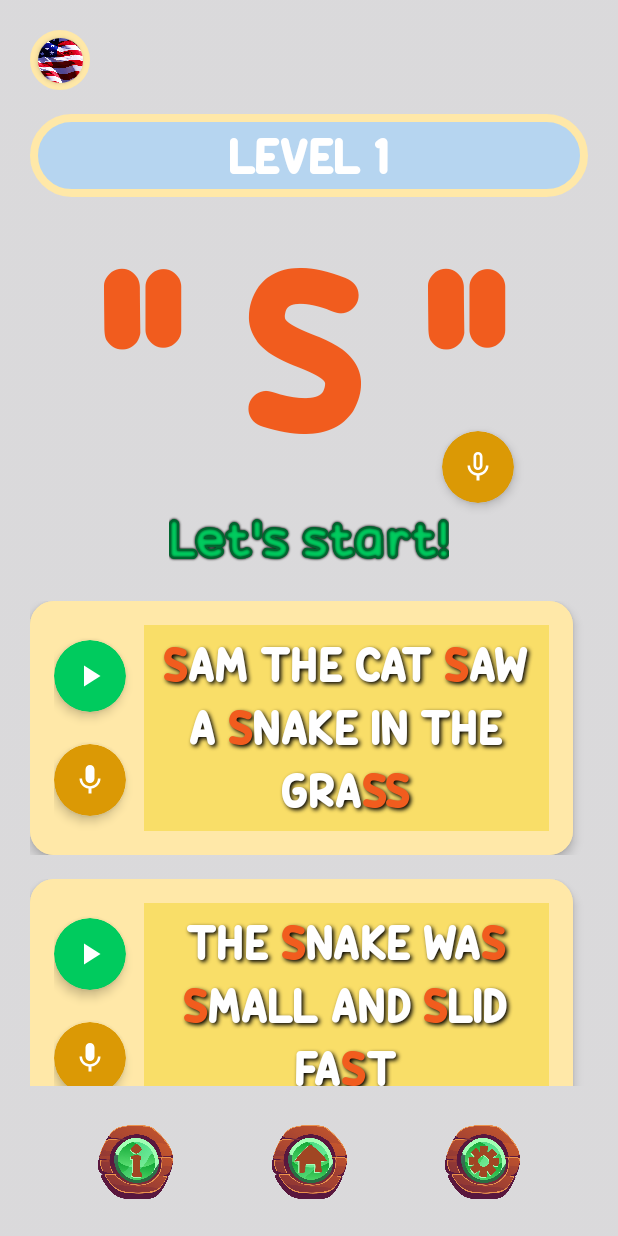
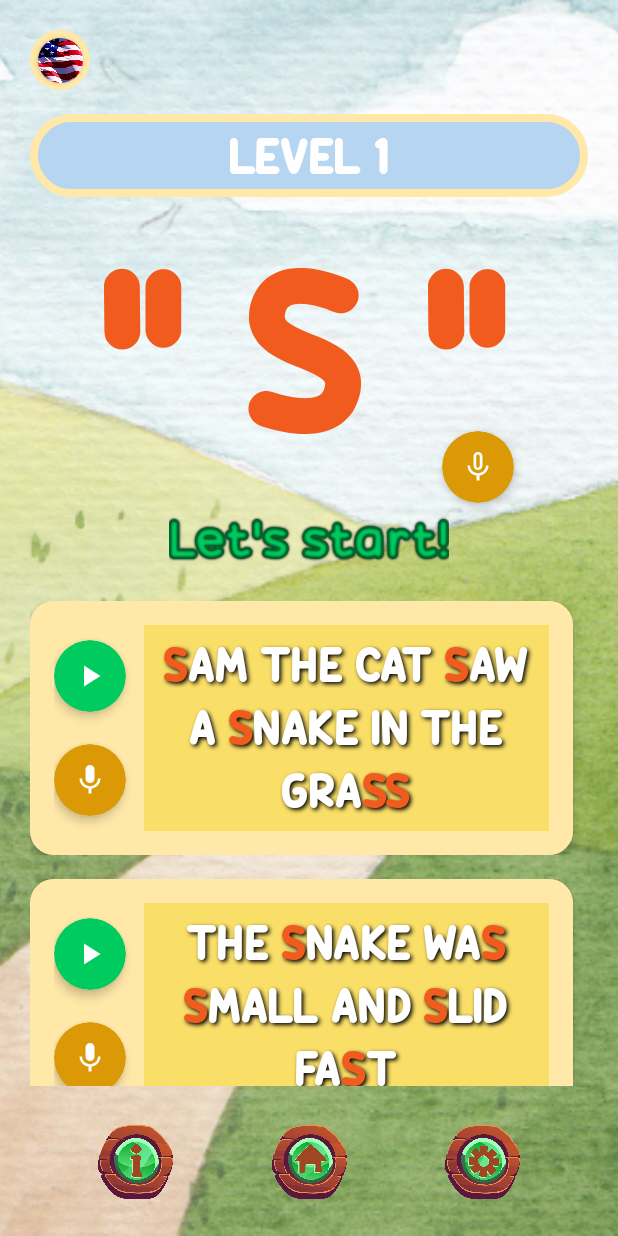
Before and after one commit to mmonm17/tttalk, an Android app: the PhonemeEnglishActivity screen opened directly, with no data from a screen before it, on a phone screen of 412 x 824 dp. Run offline under Robolectric (Android 15) with nearby library versions, the phone set to English and light mode, and no system bars.

Commit message:
added the other bg images (might fix latr)

```diff
--- a/app/src/main/res/layout/activity_phoneme_english.xml
+++ b/app/src/main/res/layout/activity_phoneme_english.xml
@@ -14,7 +14,7 @@
         android:layout_height="match_parent"
         android:alpha="0.9"
         android:scaleType="centerCrop"
-        android:src="@drawable/img_bg" />
+        android:src="@drawable/img_bg_en" />
 
     <FrameLayout
         android:id="@+id/fragment_flag_en"
--- a/app/src/main/res/layout/activity_phoneme_tagalog.xml
+++ b/app/src/main/res/layout/activity_phoneme_tagalog.xml
@@ -14,7 +14,7 @@
         android:layout_height="match_parent"
         android:alpha="0.9"
         android:scaleType="centerCrop"
-        android:src="@drawable/img_bg" />
+        android:src="@drawable/img_bg_tag" />
 
     <FrameLayout
         android:id="@+id/fragment_flag_ta"
```
Also changed, not shown: app/src/main/res/drawable-nodpi/img_bg_en.png (added), app/src/main/res/drawable-nodpi/img_bg_tag.png (added).
